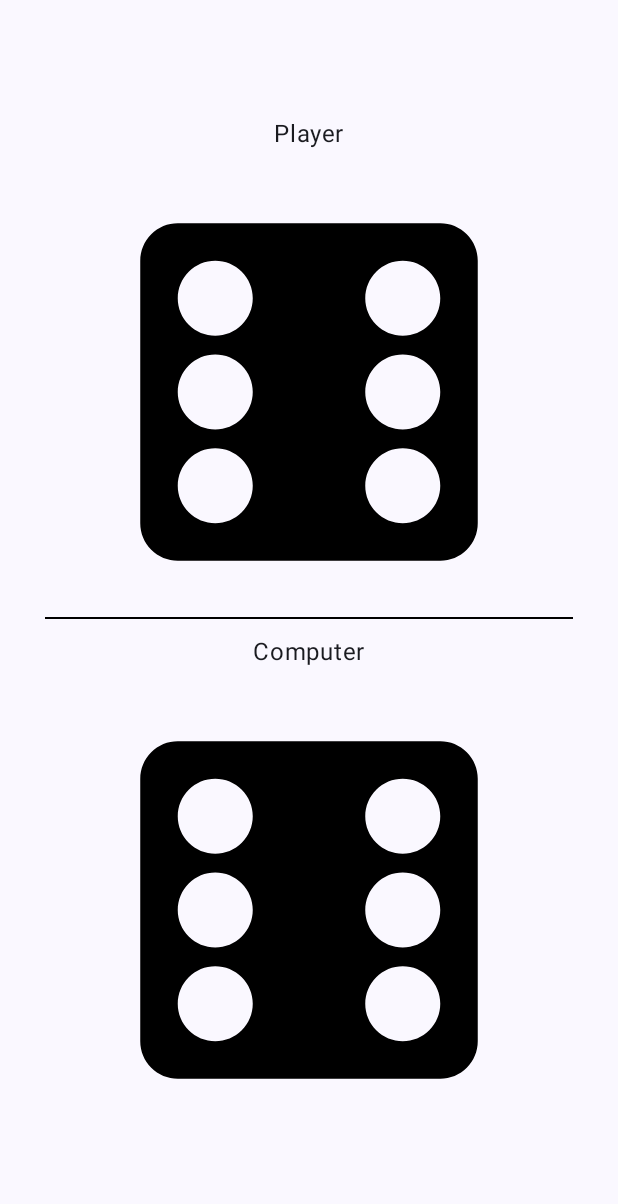
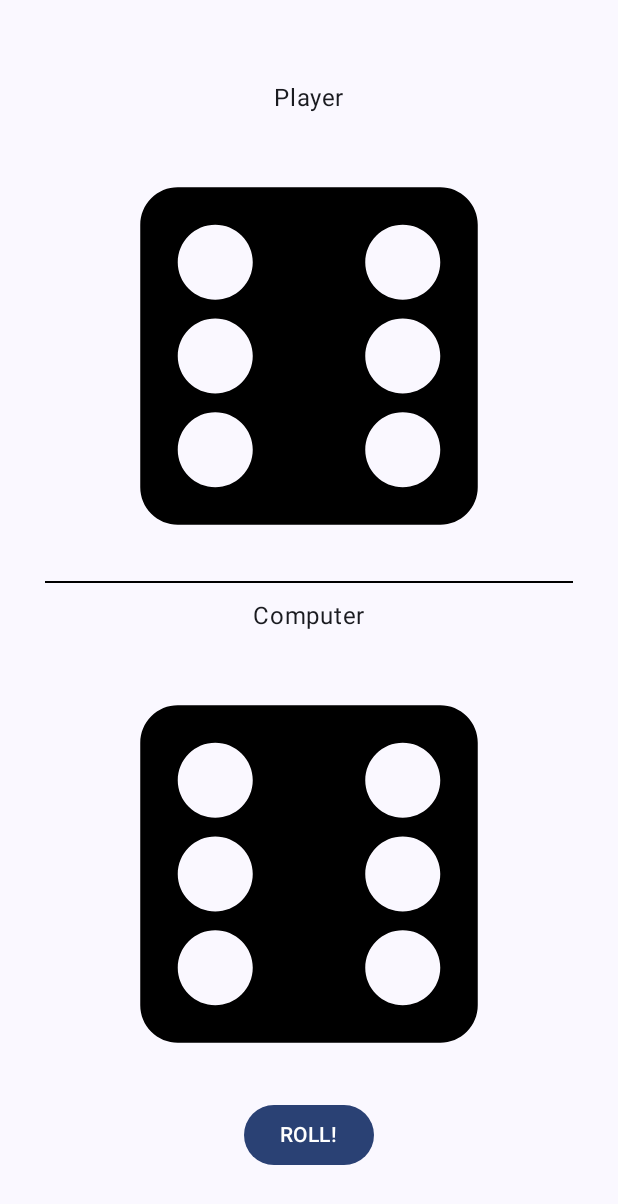
Before and after one commit to braindome/DiceRoller-compose, an Android app built with Jetpack Compose: the screen it shows after launch (MainActivity), on a phone screen of 412 x 824 dp. Shown: the top 1204 px of the screen. Run offline under Robolectric (Android 15) with nearby library versions, the phone set to English and light mode, and no system bars.

```diff
--- a/app/src/main/AndroidManifest.xml
+++ b/app/src/main/AndroidManifest.xml
@@ -3,6 +3,7 @@
     xmlns:tools="http://schemas.android.com/tools">
 
     <application
+        android:enableOnBackInvokedCallback="true"
         android:allowBackup="true"
         android:dataExtractionRules="@xml/data_extraction_rules"
         android:fullBackupContent="@xml/backup_rules"
@@ -11,7 +12,7 @@
         android:roundIcon="@mipmap/ic_launcher_round"
         android:supportsRtl="true"
         android:theme="@style/Theme.DiceGameCompose"
-        tools:targetApi="31">
+        tools:targetApi="tiramisu">
         <activity
             android:name=".MainActivity"
             android:exported="true"
--- a/app/src/main/java/com/example/dicegamecompose/MainActivity.kt
+++ b/app/src/main/java/com/example/dicegamecompose/MainActivity.kt
@@ -4,13 +4,14 @@ import android.os.Bundle
 import androidx.activity.ComponentActivity
 import androidx.activity.compose.setContent
 import androidx.compose.foundation.Image
-import androidx.compose.foundation.clickable
 import androidx.compose.foundation.layout.Arrangement
 import androidx.compose.foundation.layout.Column
 import androidx.compose.foundation.layout.fillMaxHeight
 import androidx.compose.foundation.layout.fillMaxSize
 import androidx.compose.foundation.layout.padding
 import androidx.compose.foundation.layout.size
+import androidx.compose.material3.AlertDialog
+import androidx.compose.material3.Button
 import androidx.compose.material3.Divider
 import androidx.compose.material3.MaterialTheme
 import androidx.compose.material3.Surface
@@ -38,6 +39,10 @@ class MainActivity : ComponentActivity() {
 
 @Composable
 fun MainContent() {
+    val diceValue1 = remember { mutableStateOf(6) }
+    val diceValue2 = remember { mutableStateOf(6) }
+    val hasRolled = remember { mutableStateOf(false) }
+    val showDialog = remember { mutableStateOf(false) }
     DiceGameComposeTheme {
         Surface(
             modifier = Modifier.fillMaxSize(),
@@ -48,28 +53,63 @@ fun MainContent() {
                 verticalArrangement = Arrangement.Center,
                 horizontalAlignment = Alignment.CenterHorizontally
             ) {
-                val diceValue1 = remember { mutableStateOf(6) }
-                val diceValue2 = remember { mutableStateOf(6)}
                 Text("Player", modifier = Modifier.padding(10.dp))
-                DieCast(
-                    diceValue1.value,
-                    onClick = { diceValue1.value = rollDice() }
-                )
+                DieCast(diceValue1.value)
                 Divider(
                     modifier = Modifier.padding(start = 30.dp, end = 30.dp),
                     thickness = 1.dp,
                     color = Color.Black
                 )
                 Text("Computer", modifier = Modifier.padding(10.dp))
-                DieCast(
-                    diceValue2.value,
-                    onClick = { diceValue2.value = rollDice() }
-                )
+                DieCast(diceValue2.value)
+                Button(
+                    onClick = {
+                        diceValue1.value = rollDice()
+                        diceValue2.value = rollDice()
+                        showDialog.value = true
+                    }
+                ) {
+                    Text(text = "ROLL!")
+                }
+                if (showDialog.value) {
+                    println(hasRolled.value)
+                    ShowRollResult(
+                        value1 = diceValue1.value,
+                        value2 = diceValue2.value,
+                        onDismiss = {showDialog.value = false}
+                    )
+                    hasRolled.value = false
+                }
 
             }
 
         }
     }
+}
+
+@Composable
+fun ShowRollResult(value1: Int, value2: Int, onDismiss: () -> Unit) {
+    val winText: String = when {
+        value1 > value2 -> "Player 1 wins!"
+        value1 < value2 -> "Player 2 wins!"
+        else -> "Draw"
+    }
+
+    AlertDialog(
+        onDismissRequest = onDismiss,
+        title = { Text(text ="Result") },
+        text = { Text(winText) },
+        confirmButton = {
+            Button(
+                onClick = onDismiss
+            ) {
+                Text("OK")
+            }
+
+        }
+    )
+
+
 }
 
 @Preview(showBackground = true)
@@ -81,7 +121,7 @@ fun MainContentPreview() {
 }
 
 @Composable
-fun DieCast(n: Int, onClick: () -> Unit) {
+fun DieCast(n: Int) {
     val drawableRes = when (n) {
         1 -> R.drawable.dice_1
         2 -> R.drawable.dice_2
@@ -96,7 +136,6 @@ fun DieCast(n: Int, onClick: () -> Unit) {
         painter = painterResource(id = drawableRes),
         contentDescription = "Dice Game!",
         modifier = Modifier
-            .clickable { onClick() }
             .size(300.dp)
     )
 }
```
